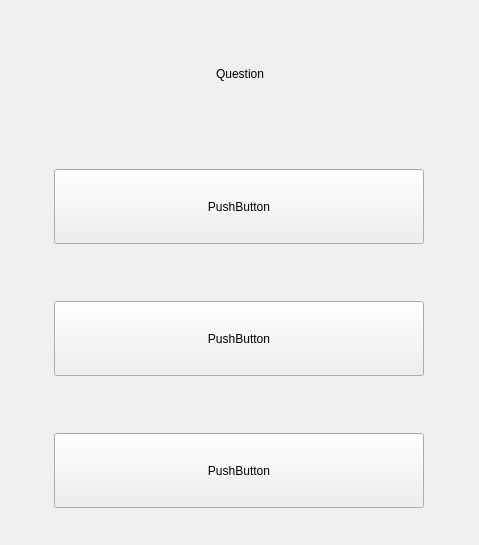
Before: the Qt Designer form Programmation/Application/Escape_Quiz_Projet_BTS/windowquestion.ui in BaptisteMagoni/Projet_escape_bts_7_quizz, drawn with Qt 5.
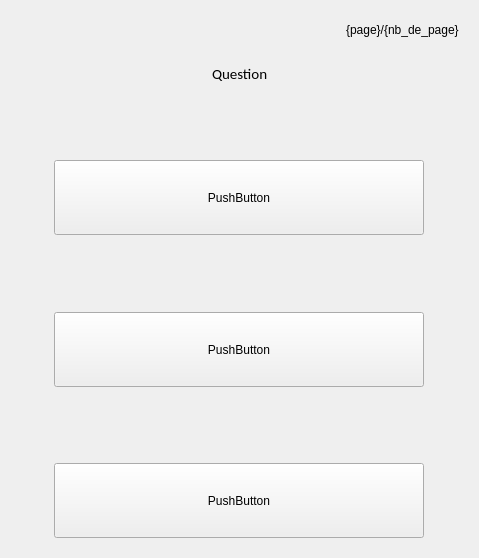
After: the same form once the commit is applied.

Diff of the .ui file:
```diff
--- a/Programmation/Application/Escape_Quiz_Projet_BTS/windowquestion.ui
+++ b/Programmation/Application/Escape_Quiz_Projet_BTS/windowquestion.ui
@@ -7,13 +7,39 @@
     <x>0</x>
     <y>0</y>
     <width>479</width>
-    <height>545</height>
+    <height>558</height>
    </rect>
   </property>
   <property name="windowTitle">
    <string>Form</string>
   </property>
   <layout class="QVBoxLayout" name="verticalLayout">
+   <item>
+    <widget class="QWidget" name="widget_5" native="true">
+     <layout class="QHBoxLayout" name="horizontalLayout_5">
+      <item>
+       <spacer name="horizontalSpacer_9">
+        <property name="orientation">
+         <enum>Qt::Horizontal</enum>
+        </property>
+        <property name="sizeHint" stdset="0">
+         <size>
+          <width>40</width>
+          <height>20</height>
+         </size>
+        </property>
+       </spacer>
+      </item>
+      <item>
+       <widget class="QLabel" name="label_page">
+        <property name="text">
+         <string>{page}/{nb_de_page}</string>
+        </property>
+       </widget>
+      </item>
+     </layout>
+    </widget>
+   </item>
    <item>
     <widget class="QWidget" name="widget" native="true">
      <layout class="QHBoxLayout" name="horizontalLayout">
@@ -32,6 +58,12 @@
       </item>
       <item>
        <widget class="QLabel" name="label_question">
+        <property name="font">
+         <font>
+          <family>Calibri</family>
+          <pointsize>11</pointsize>
+         </font>
+        </property>
         <property name="text">
          <string>Question</string>
         </property>
@@ -53,6 +85,19 @@
      </layout>
     </widget>
    </item>
+   <item>
+    <spacer name="verticalSpacer">
+     <property name="orientation">
+      <enum>Qt::Vertical</enum>
+     </property>
+     <property name="sizeHint" stdset="0">
+      <size>
+       <width>20</width>
+       <height>40</height>
+      </size>
+     </property>
+    </spacer>
+   </item>
    <item>
     <widget class="QWidget" name="widget_2" native="true">
      <layout class="QHBoxLayout" name="horizontalLayout_2">
@@ -98,6 +143,19 @@
      </layout>
     </widget>
    </item>
+   <item>
+    <spacer name="verticalSpacer_2">
+     <property name="orientation">
+      <enum>Qt::Vertical</enum>
+     </property>
+     <property name="sizeHint" stdset="0">
+      <size>
+       <width>20</width>
+       <height>40</height>
+      </size>
+     </property>
+    </spacer>
+   </item>
    <item>
     <widget class="QWidget" name="widget_3" native="true">
      <layout class="QHBoxLayout" name="horizontalLayout_3">
@@ -143,6 +201,19 @@
      </layout>
     </widget>
    </item>
+   <item>
+    <spacer name="verticalSpacer_3">
+     <property name="orientation">
+      <enum>Qt::Vertical</enum>
+     </property>
+     <property name="sizeHint" stdset="0">
+      <size>
+       <width>20</width>
+       <height>40</height>
+      </size>
+     </property>
+    </spacer>
+   </item>
    <item>
     <widget class="QWidget" name="widget_4" native="true">
      <layout class="QHBoxLayout" name="horizontalLayout_4">
```
